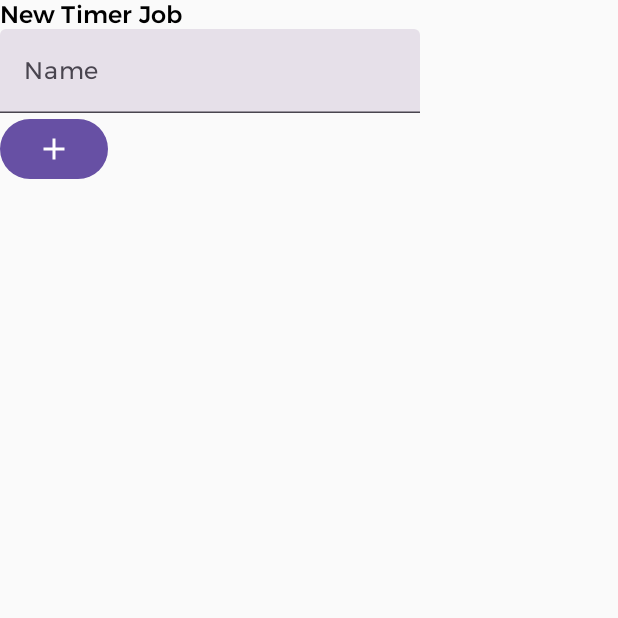
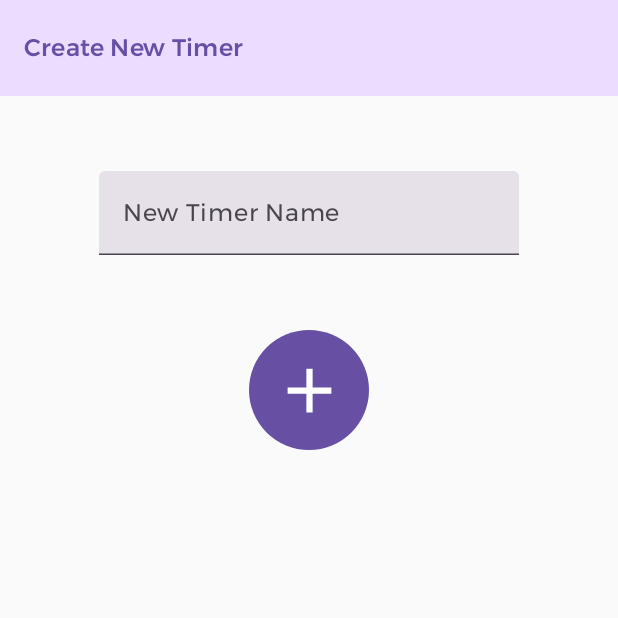
Before and after one commit to dascruz/cs446-1241-group8, an Android app built with Jetpack Compose: the CreateNewTimerJobRoute screen opened through its navigation route, on a phone screen of 412 x 824 dp, the top half of it. Run offline under Robolectric (Android 15) with nearby library versions, the phone set to English and light mode, and no system bars; our stand-ins replace Dagger/Hilt's generated code, Room's generated code; Roboto replaces fonts that are not available here.

Commit message:
improve UI

```diff
--- a/app/src/main/java/com/example/harmonic/Navigation.kt
+++ b/app/src/main/java/com/example/harmonic/Navigation.kt
@@ -95,7 +95,9 @@ fun HarmonicNavHost(
         }
 
         composable(TRACKING_NEW_TIMER_JOB) {
-            CreateNewTimerJobRoute ()
+            CreateNewTimerJobRoute (
+                onGoToTimerJob = { navController.navigate(TRACKING_TIMER_JOBS) }
+            )
         }
 
         composable(TRACKING_ROUTINE_JOBS) {}
--- a/app/src/main/java/com/example/harmonic/components/create_new_timer_job/CreateNewTimerJobRoute.kt
+++ b/app/src/main/java/com/example/harmonic/components/create_new_timer_job/CreateNewTimerJobRoute.kt
@@ -5,7 +5,7 @@ import androidx.compose.runtime.Composable
 
 @Composable
 fun CreateNewTimerJobRoute(
-
+    onGoToTimerJob: () -> Unit,
 ) {
-    CreateNewTimerJobScreen()
+    CreateNewTimerJobScreen(onGoToTimerJobs = { onGoToTimerJob() })
 }
--- a/app/src/main/java/com/example/harmonic/components/create_new_timer_job/CreateNewTimerJobScreen.kt
+++ b/app/src/main/java/com/example/harmonic/components/create_new_timer_job/CreateNewTimerJobScreen.kt
@@ -2,6 +2,10 @@ package com.example.harmonic.components.create_new_timer_job
 
 
 import androidx.compose.foundation.layout.Column
+import androidx.compose.foundation.layout.PaddingValues
+import androidx.compose.foundation.layout.fillMaxSize
+import androidx.compose.foundation.layout.padding
+import androidx.compose.foundation.layout.size
 import androidx.compose.material.icons.Icons
 import androidx.compose.material.icons.filled.Add
 import androidx.compose.material3.Button
@@ -12,36 +16,65 @@ import androidx.compose.material3.MaterialTheme
 import androidx.compose.material3.Scaffold
 import androidx.compose.material3.Text
 import androidx.compose.material3.TextField
+import androidx.compose.material3.TopAppBar
+import androidx.compose.material3.TopAppBarDefaults
 import androidx.compose.runtime.Composable
 import androidx.compose.runtime.getValue
 import androidx.compose.runtime.mutableStateOf
 import androidx.compose.runtime.remember
 import androidx.compose.runtime.setValue
+import androidx.compose.ui.Alignment
+import androidx.compose.ui.Modifier
 import androidx.compose.ui.text.input.TextFieldValue
+import androidx.compose.ui.unit.dp
 import androidx.hilt.navigation.compose.hiltViewModel
 import com.example.harmonic.data.TimerInstance.TimerInstanceRepository
 import com.example.harmonic.data.TimerJob.TimerJobRepository
 import com.example.harmonic.models.jobs.TimerJobModel
 
 
+@OptIn(ExperimentalMaterial3Api::class)
+@Composable
+fun CreateNewTimerJobScreen(
+    onGoToTimerJobs: () -> Unit,
+    createNewTimerJobViewModel: CreateNewTimerJobViewModel = hiltViewModel()
+) {
+    Column(horizontalAlignment = Alignment.CenterHorizontally) {
+        TopAppBar(
+            colors = TopAppBarDefaults.topAppBarColors(
+                containerColor = MaterialTheme.colorScheme.primaryContainer,
+                titleContentColor = MaterialTheme.colorScheme.primary
+            ),
+            title = {
+                Text(
+                    text = "Create New Timer",
+                    style = MaterialTheme.typography.titleMedium,
+                )
+            },
+            modifier = Modifier.padding(bottom = 50.dp)
+        )
 
-
-@Composable
-fun CreateNewTimerJobScreen(createNewTimerJobViewModel: CreateNewTimerJobViewModel = hiltViewModel()) {
-    Column {
-        Text(
-            text = "New Timer Job",
-            style = MaterialTheme.typography.titleMedium,
-        )
         var newTimerJobName by remember { mutableStateOf("") }
         TextField(
             value = newTimerJobName,
             onValueChange = { newTimerJobName = it },
-            label = { Text("Name") }
+            label = { Text("New Timer Name") },
+            modifier = Modifier.padding(bottom = 50.dp)
         )
 
-        Button(onClick = { createNewTimerJobViewModel.addNewTimerJob(newTimerJobName) }) {
-            Icon(Icons.Default.Add, contentDescription = "New")
+        Button(
+            modifier = Modifier.size(width = 80.dp, height = 80.dp),
+            onClick = {
+                createNewTimerJobViewModel.addNewTimerJob(newTimerJobName)
+                onGoToTimerJobs()
+            },
+            contentPadding = PaddingValues(0.dp)
+        ) {
+            Icon(
+                Icons.Default.Add,
+                contentDescription = "New",
+                modifier = Modifier.size(50.dp)
+            )
         }
 
     }
```
